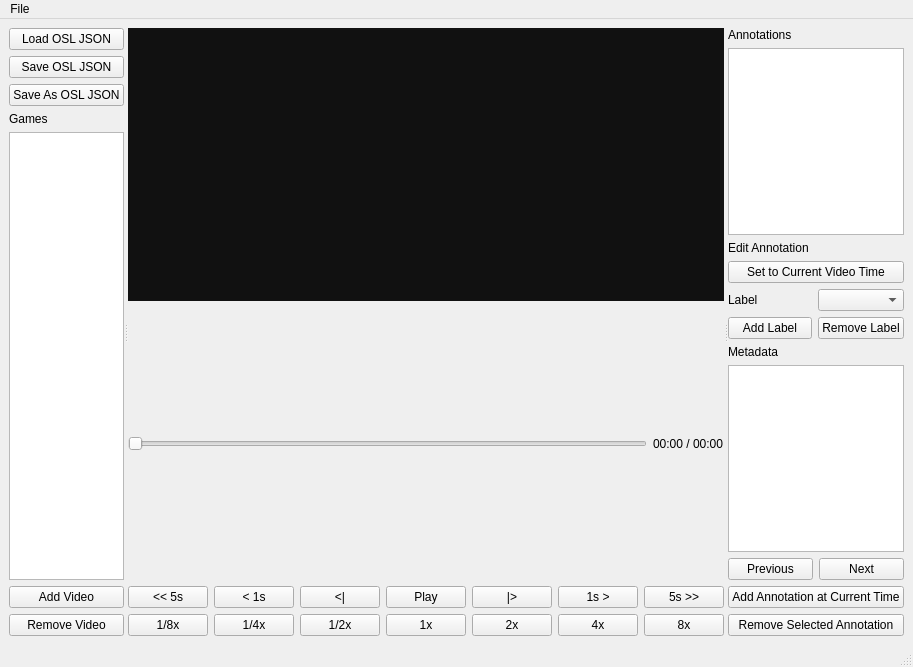
First picture: the form in osl_visualizer/ui/mainwindow.ui, repository OpenSportsLab/DatasetAnnotationTool, before the edit.
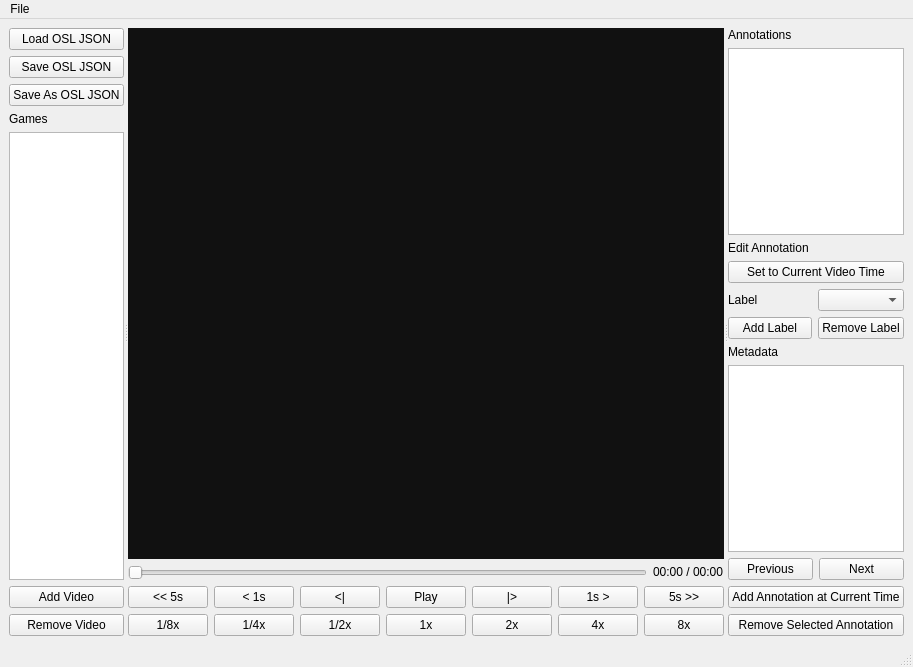
Second picture: the form after the edit.

The edit to the form file:
```diff
--- a/osl_visualizer/ui/mainwindow.ui
+++ b/osl_visualizer/ui/mainwindow.ui
@@ -6,7 +6,7 @@
    <rect>
     <x>0</x>
     <y>0</y>
-    <width>883</width>
+    <width>894</width>
     <height>667</height>
    </rect>
   </property>
@@ -73,6 +73,12 @@
        <layout class="QVBoxLayout" name="centerLayout">
         <item>
          <widget class="QWidget" name="videoWidgetPlaceholder" native="true">
+          <property name="sizePolicy">
+           <sizepolicy hsizetype="Preferred" vsizetype="Expanding">
+            <horstretch>0</horstretch>
+            <verstretch>0</verstretch>
+           </sizepolicy>
+          </property>
           <property name="minimumSize">
            <size>
             <width>320</width>
@@ -99,7 +105,7 @@
           <item>
            <widget class="QLabel" name="timeLabel">
             <property name="sizePolicy">
-             <sizepolicy hsizetype="Fixed" vsizetype="Preferred">
+             <sizepolicy hsizetype="Preferred" vsizetype="Fixed">
               <horstretch>0</horstretch>
               <verstretch>0</verstretch>
              </sizepolicy>
```
Left out of the diff: 2 changed lines with no effect on the pictures.
